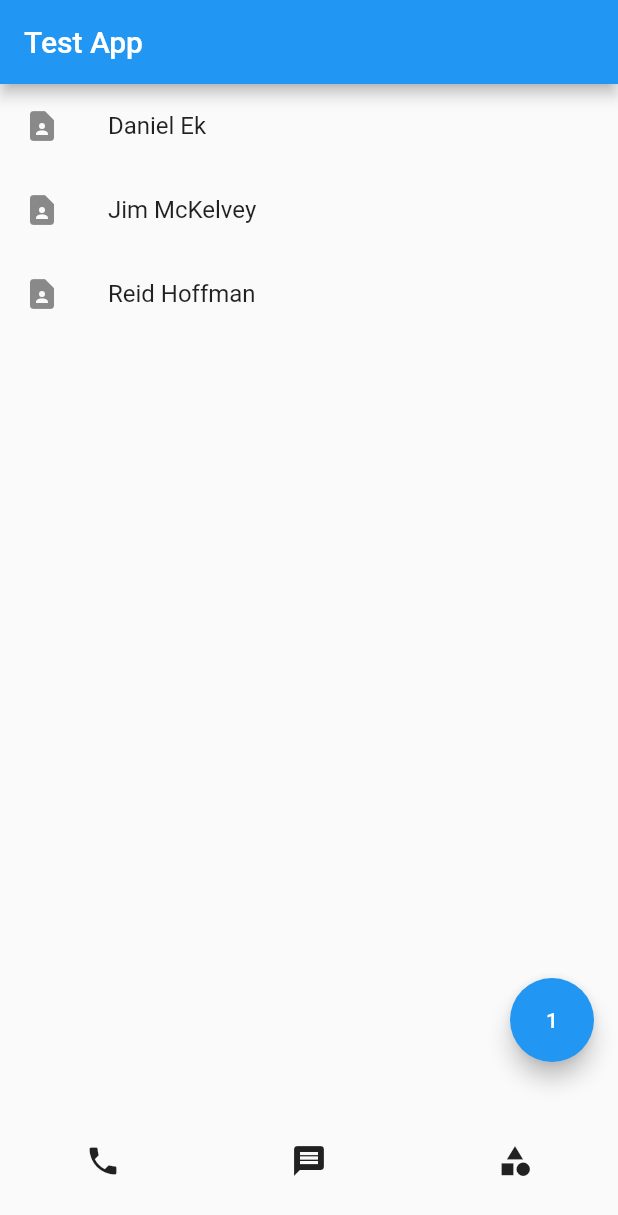
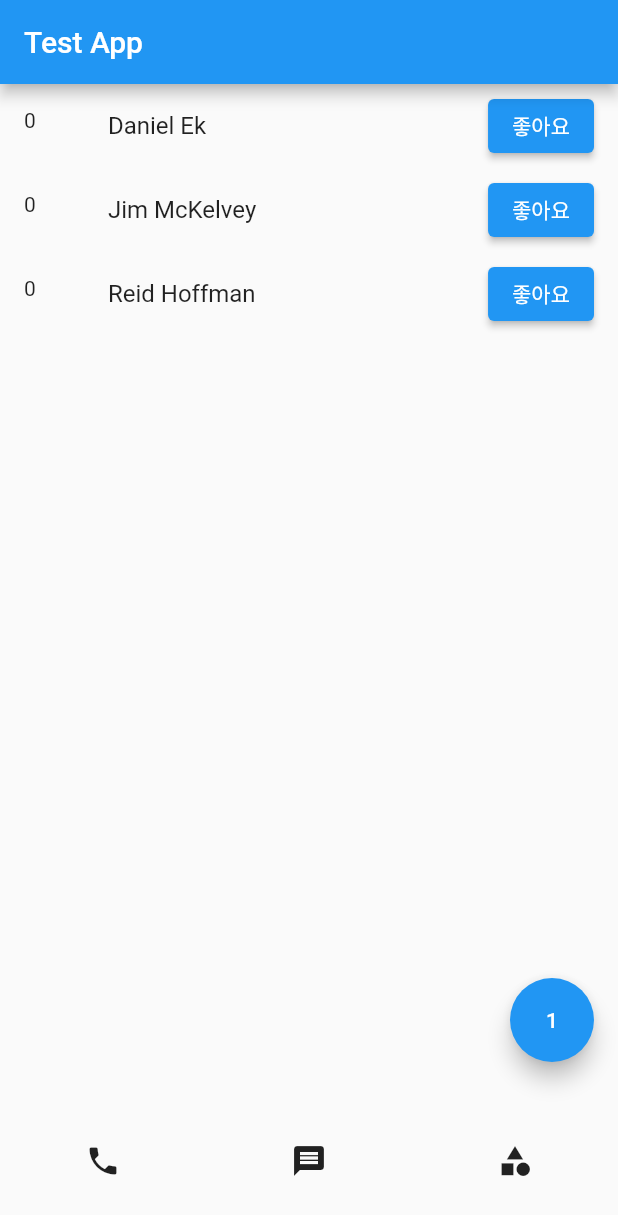
Before and after one commit to kyleryu-dev/Contact-Information, a Flutter app: the screen it shows after launch, on a phone screen of 412 x 824 dp. Shown: the top 1215 px of the screen. Run offline on Flutter 3.47's test engine with Material 2 defaults, Android fonts, the phone set to English and light mode, and no system bars.

Commit message:
Like System Update

```diff
--- a/lib/main.dart
+++ b/lib/main.dart
@@ -15,6 +15,7 @@ class _MyAppState extends State<MyApp> {
 
   var a = 1;
   var name = ['Daniel Ek', 'Jim McKelvey', 'Reid Hoffman'];
+  var like = [0, 0, 0];
 
   @override
   Widget build(BuildContext context) {
@@ -36,8 +37,16 @@ class _MyAppState extends State<MyApp> {
           itemCount: 3,
           itemBuilder: (context, i) {
             return ListTile(
-              leading: Icon(Icons.contact_page),
+              leading: Text(like[i].toString()),
               title: Text(name[i]),
+              trailing: ElevatedButton(
+                child: Text('좋아요'),
+                onPressed: () {
+                  setState(() {
+                    like[i]++;
+                  });
+                },
+              ),
             );
           },
         ),
```
